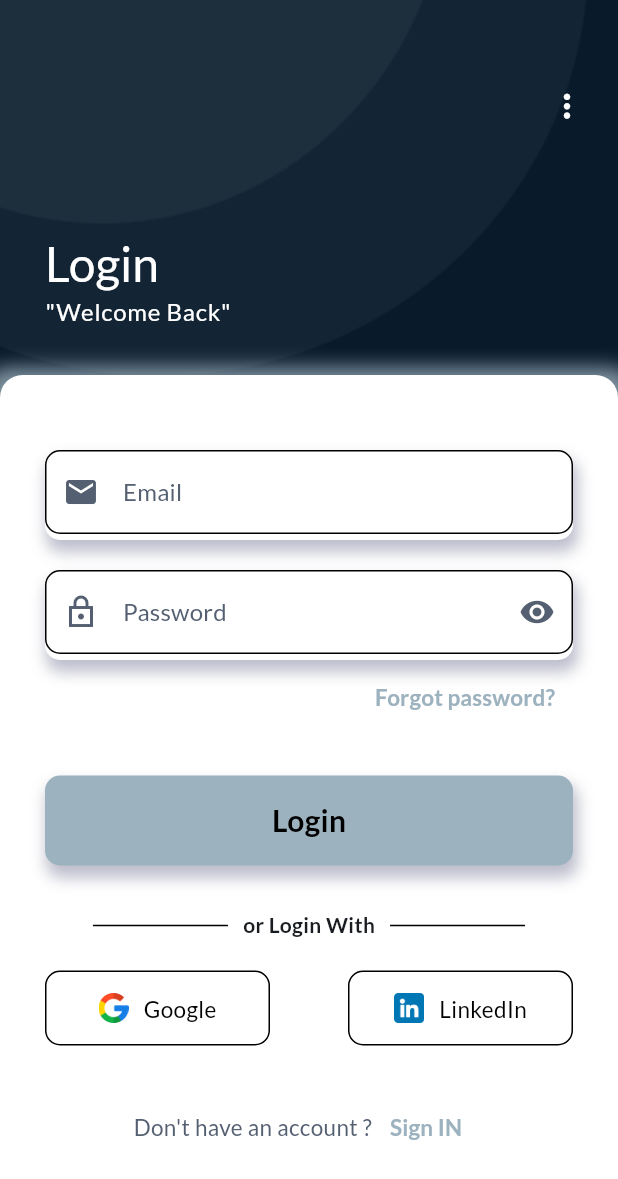
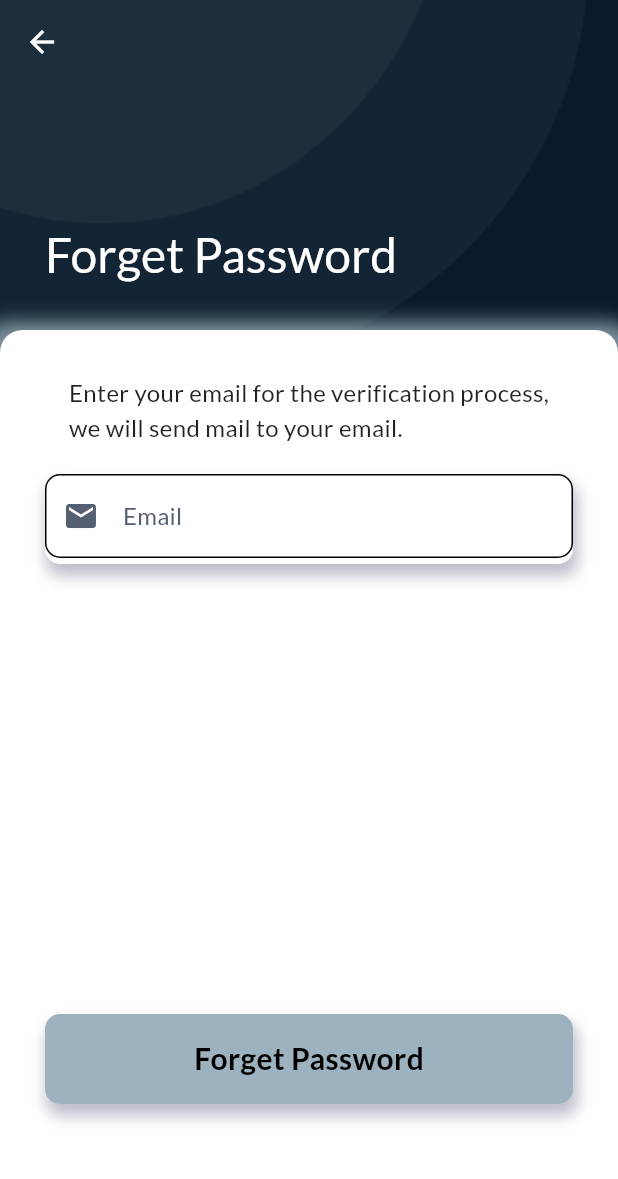
Before and after one commit to PalGabani/Business_Bridge, a Flutter app: the screen it shows after launch, after a tap on "Forgot password?", on a phone screen of 412 x 824 dp. Shown: the top 1179 px of the screen. Run offline on Flutter 3.47's test engine with Material 2 defaults, Android fonts, the light colour scheme and no system bars; our stand-ins replace flutter_riverpod, google_fonts, riverpod, timelines, transparent_image; missing offline and left inert: casa_vertical_stepper, dart:ffi.

Commit message:
stepper and timeline complete .. forget password complete ..

```diff
--- /dev/null
+++ b/lib/screens/forget_password_user.dart
@@ -0,0 +1,309 @@
+import 'package:business_bridge/screens/login_page_user.dart';
+import 'package:flutter/cupertino.dart';
+import 'package:flutter/material.dart';
+
+class forget_password_user extends StatefulWidget{
+  @override
+  State<forget_password_user> createState() => _forget_password_userState();
+}
+
+class _forget_password_userState extends State<forget_password_user> {
+  GlobalKey<FormState> formkey = GlobalKey<FormState>();
+
+  TextEditingController emailController = new TextEditingController();
+
+
+  @override
+  Widget build(BuildContext context) {
+    final keyBoardSpace = MediaQuery.of(context).viewInsets.bottom;
+    return Scaffold(
+      resizeToAvoidBottomInset: false,
+      extendBodyBehindAppBar: true,
+
+      appBar: AppBar(
+        backgroundColor: Colors.transparent,
+        iconTheme: IconThemeData(
+          color: Colors.white,
+        ),
+      ),
+
+      body: Container(
+        width: double.infinity,
+        decoration: BoxDecoration(
+          image: DecorationImage(
+              image: AssetImage('assets/images/background_login.png'),
+              fit: BoxFit.cover),
+        ),
+        child: Stack(
+          children: [
+            Container(
+              color: Colors.transparent,
+              child: Column(
+                children: [
+                  // -------------- upper part --------------------
+                  Container(
+                    //color: Colors.brown,
+                    color: Colors.transparent,
+                    height: 220,
+                    width: double.infinity,
+                    child: Column(
+                      mainAxisAlignment: MainAxisAlignment.end,
+                      crossAxisAlignment: CrossAxisAlignment.start,
+                      children: [
+                        Padding(
+                          padding: const EdgeInsets.all(30),
+                          child: Container(
+                            // height: 80,
+                            //width: 250,
+                            color: Colors.transparent,
+                            // padding: EdgeInsets.all(30),
+                            child: Column(
+                              mainAxisAlignment: MainAxisAlignment.end,
+                              crossAxisAlignment: CrossAxisAlignment.start,
+                              children: [
+                                Text(
+                                  "Forget Password",
+                                  style: Theme.of(context)
+                                      .textTheme
+                                      .headlineLarge!
+                                      .copyWith(
+                                    color:
+                                    Theme.of(context).colorScheme.onTertiary,
+                                  ),
+                                ),
+                              ],
+                            ),
+                          ),
+                        )
+                      ],
+                    ),
+                  ),
+
+                  //--------------- main part ----------------------
+                  Expanded(
+                      child: Container(
+                        height: double.infinity,
+                        //color: Colors.white,
+                        decoration: BoxDecoration(
+                            color: Colors.white,
+                            borderRadius: BorderRadius.only(
+                                topLeft: Radius.circular(15),
+                                topRight: Radius.circular(15)),
+                            boxShadow: [
+                            BoxShadow(
+                            color: Color(0xff9DB2BF).withOpacity(0.8),
+                              spreadRadius: 10,
+                              blurRadius: 10,
+                              offset: Offset(0, 5),),],
+                        ),
+
+                        child: SingleChildScrollView(
+                          physics: BouncingScrollPhysics(),
+                          child: Container(
+                            child: Padding(
+                              padding: EdgeInsets.fromLTRB(
+                                  30, 30, 30, keyBoardSpace + 20),
+                              child: Column(
+                                mainAxisAlignment: MainAxisAlignment.center,
+                                children: [
+                                  Text('Enter your email for the verification process,'
+                                      '\nwe will send mail to your email.',
+                                    style: TextStyle(
+                                      fontSize: 16
+                                    ),
+                                  ),
+                                  SizedBox(
+                                   height: 20,
+                                  ),
+                                  Container(
+                                    height: 60,
+                                    decoration: BoxDecoration(
+                                      borderRadius: BorderRadius.circular(10),
+                                      color: Colors.white,
+                                      boxShadow: [
+                                        BoxShadow(
+                                          color: Color(0xff232855)
+                                              .withOpacity(0.3),
+                                          spreadRadius: 1,
+                                          blurRadius: 8,
+                                          offset: Offset(2, 7),
+                                        ),
+                                      ],
+                                    ),
+                                    child: TextFormField(
+                                      validator: (value) {
+                                        if (value!.isEmpty) {
+                                          return 'please Enter E-mail';
+                                        }
+                                        if (!RegExp(
+                                            "^[a-zA-z0-9+_.-]+@[gmail.com]")
+                                            .hasMatch(value)) {
+                                          return 'Enter valid E-mail';
+                                        }
+                                        return null;
+                                      },
+                                      controller: emailController,
+                                      keyboardType:
+                                      TextInputType.emailAddress,
+                                      cursorColor: Theme.of(context)
+                                          .colorScheme
+                                          .secondary,
+                                      decoration: InputDecoration(
+                                        hintText: 'Enter Email ID:',
+                                        hintStyle: Theme.of(context)
+                                            .textTheme
+                                            .titleMedium!
+                                            .copyWith(
+                                          color: Theme.of(context)
+                                              .colorScheme
+                                              .secondary,
+                                        ),
+                                        label: Text(
+                                          'Email',
+                                          style: Theme.of(context)
+                                              .textTheme
+                                              .titleMedium!
+                                              .copyWith(
+                                            color: Theme.of(context)
+                                                .colorScheme
+                                                .secondary,
+                                          ),
+                                        ),
+                                        prefixIcon: Icon(
+                                          Icons.mail,
+                                          color: Theme.of(context)
+                                              .colorScheme
+                                              .secondary,
+                                        ),
+                                        enabledBorder: OutlineInputBorder(
+                                          borderRadius:
+                                          BorderRadius.circular(10),
+                                        ),
+                                        focusedBorder: OutlineInputBorder(
+                                          borderRadius:
+                                          BorderRadius.circular(10),
+                                          borderSide: BorderSide(
+                                            width: 2,
+                                            color: Theme.of(context)
+                                                .colorScheme
+                                                .secondary,
+                                          ),
+                                        ),
+                                      ),
+                                    ),
+                                  ),
+                                  SizedBox(
+                                    height: 300,
+                                  ),
+                                  GestureDetector(
+                                    onTap: () {
+                                      // ---------------------- check email is registered in database or not ----------------------
+                                      // if( emailController != )
+                                      //   showDialog(
+                                      //     context: context,
+                                      //     builder: (BuildContext context) => AlertDialog(
+                                      //   title: const Text(''),
+                                      //   backgroundColor: Theme.of(context).colorScheme.background,
+                                      //   elevation: 5,
+                                      //   content: const Text('Enter valid email address'),
+                                      //   actions: <Widget>[
+                                      //     TextButton(
+                                      //       child: const Text('OK'),
+                                      //       onPressed: () {
+                                      //         Navigator.push(
+                                      //           //Navigator.pushanduntill
+                                      //           context,
+                                      //           MaterialPageRoute(
+                                      //             builder: (context) {
+                                      //               return Login_page() ;
+                                      //             },
+                                      //           ),
+                                      //           //(route)=>false
+                                      //         );
+                                      //       },
+                                      //     ),
+                                      //   ],
+                                      // ),
+                                      //   );
+                                      // else
+                                      showDialog(
+                                          context: context,
+                                          builder: (BuildContext context) => AlertDialog(
+                                            title: const Text('Send successfully'),
+                                            backgroundColor: Theme.of(context).colorScheme.background,
+                                            elevation: 5,
+                                            content: const Text('We sent a mail to your email address , check your email and complete the process to change your password.'),
+                                            actions: <Widget>[
+                                              TextButton(
+                                                child: const Text('OK'),
+                                                onPressed: () {
+                                                  //Navigator.push(
+                                                  Navigator.pushAndRemoveUntil(
+                                                    context,
+                                                    MaterialPageRoute(
+                                                      builder: (context) {
+                                                        return Login_page() ;
+                                                      },
+                                                    ),
+                                                    (route)=>false
+                                                  );
+                                                },
+                                              ),
+                                            ],
+                                          ),
+                                      );
+                                      // Navigator.push(
+                                      //   //Navigator.pushanduntill
+                                      //   context,
+                                      //   MaterialPageRoute(
+                                      //     builder: (context) {
+                                      //       return Login_page() ;
+                                      //     },
+                                      //   ),
+                                      //   //(route)=>false
+                                      // );
+                                    },
+                                    child: Container(
+                                      width: double.infinity,
+                                      height: 60,
+                                      decoration: BoxDecoration(
+                                        borderRadius: BorderRadius.circular(10),
+                                        color: Color(0xff9DB2BF),
+                                        boxShadow: [
+                                          BoxShadow(
+                                            color: Color(0xff232855)
+                                                .withOpacity(0.3),
+                                            spreadRadius: 1,
+                                            blurRadius: 8,
+                                            offset: Offset(2, 7),
+                                          ),
+                                        ],
+                                      ),
+                                      child: Center(
+                                        child: Text(
+                                          'Forget Password',
+                                          style: TextStyle(
+                                            color: Colors.black,
+                                            fontWeight: FontWeight.bold,
+                                            fontSize: 20,
+                                          ),
+                                        ),
+                                      ),
+                                    ),
+                                  ),
+                                ],
+                              ),
+                            ),
+                          ),
+                        ),
+                      ),
+                  )
+                ],
+              ),
+            )
+          ],
+        ),
+      ),
+    );
+  }
+}
--- a/lib/screens/login_page_user.dart
+++ b/lib/screens/login_page_user.dart
@@ -1,3 +1,4 @@
+import 'package:business_bridge/screens/forget_password_user.dart';
 import 'package:business_bridge/screens/homepage.dart';
 
 import 'package:business_bridge/screens/sign_page_user.dart';
@@ -381,7 +382,13 @@ class _Login_pageState extends State<Login_page> {
                                     Align(
                                       alignment: Alignment.centerRight,
                                       child: TextButton(
-                                          onPressed: () {},
+                                          onPressed: () {
+                                            Navigator.push(context,
+                                                MaterialPageRoute(
+                                                    builder: (context) {
+                                                      return forget_password_user();
+                                                    }));
+                                          },
                                           child: Text(
                                             "Forgot password?",
                                             style: TextStyle(
@@ -513,7 +520,7 @@ class _Login_pageState extends State<Login_page> {
                                             GestureDetector(
                                               onTap: () {},
                                               child: Container(
-                                                width: 150,
+                                                width: 145,
                                                 height: 50,
                                                 decoration: BoxDecoration(
                                                     borderRadius:
@@ -562,7 +569,7 @@ class _Login_pageState extends State<Login_page> {
                                             GestureDetector(
                                               onTap: () {},
                                               child: Container(
-                                                width: 150,
+                                                width: 145,
                                                 height: 50,
                                                 decoration: BoxDecoration(
                                                     borderRadius:
```
Also changed, not shown: lib/screens/about_us_page.dart (added, +18 -0 lines), lib/screens/dashboard_page.dart (+14 -4 lines), lib/screens/executive_details.dart (+10 -5 lines), lib/screens/sign_page_user.dart (+54 -35 lines), lib/widgets/pop_up.dart (+10 -9 lines), lib/widgets/timeline_stepper_widget.dart (+64 -12 lines).
